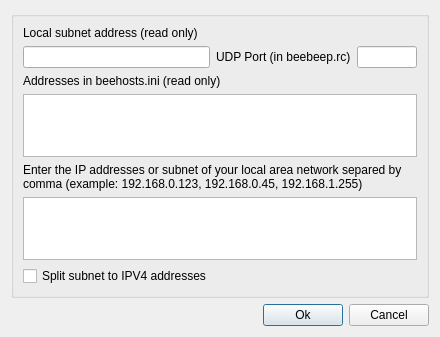
The window that src/GuiSearchUser.ui (hwgao/beebeep) describes before a commit, drawn with Qt 5.
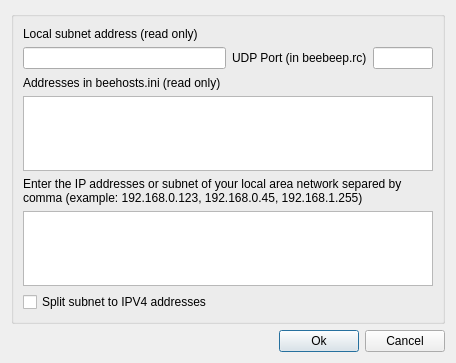
The same window after the commit.

The edit to the form file:
```diff
--- a/src/GuiSearchUser.ui
+++ b/src/GuiSearchUser.ui
@@ -6,8 +6,8 @@
    <rect>
     <x>0</x>
     <y>0</y>
-    <width>440</width>
-    <height>321</height>
+    <width>456</width>
+    <height>363</height>
    </rect>
   </property>
   <property name="windowTitle">
```
